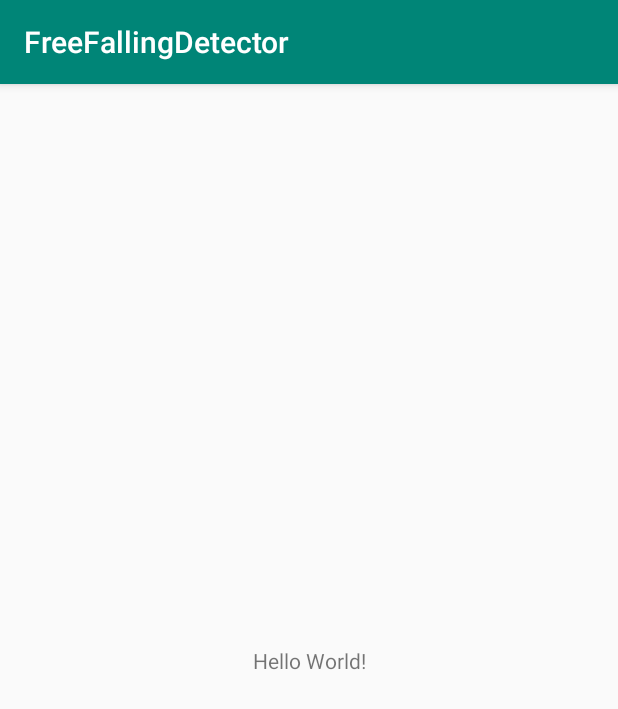
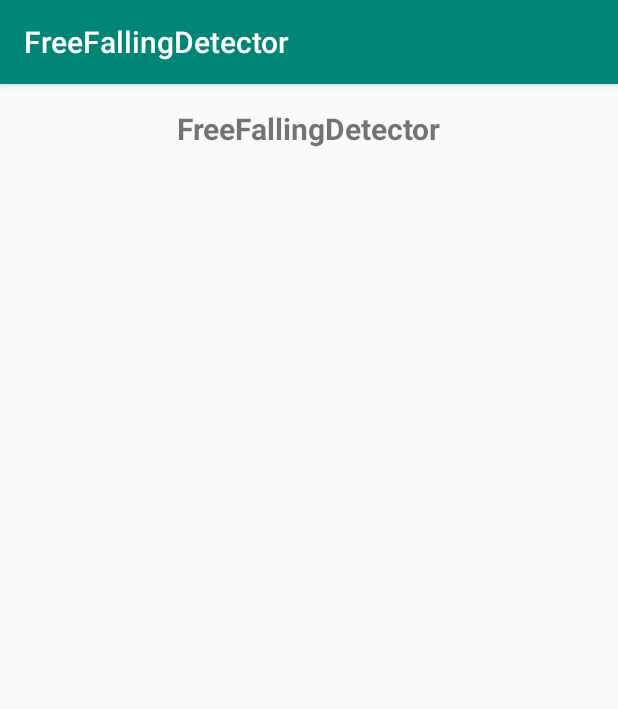
Before and after one commit to hoanle/FreeFallingDetector, an Android app: the screen it shows after launch (MainActivity), on a phone screen of 412 x 824 dp. Shown: the top 709 px of the screen. Run offline under Robolectric (Android 15) with nearby library versions, the phone set to English and light mode, and no system bars; our stand-ins replace Room's generated code.

```diff
--- a/app/build.gradle
+++ b/app/build.gradle
@@ -24,7 +24,7 @@ android {
 
 dependencies {
     implementation fileTree(dir: 'libs', include: ['*.jar'])
-    implementation"org.jetbrains.kotlin:kotlin-stdlib-jdk7:$kotlin_version"
+    implementation "org.jetbrains.kotlin:kotlin-stdlib-jdk7:$kotlin_version"
     implementation 'androidx.appcompat:appcompat:1.1.0'
     implementation "androidx.appcompat:appcompat-resources:1.1.0"
     implementation 'androidx.core:core-ktx:1.2.0'
@@ -32,5 +32,6 @@ dependencies {
     testImplementation 'junit:junit:4.12'
     androidTestImplementation 'androidx.test.ext:junit:1.1.0'
     androidTestImplementation 'androidx.test.espresso:espresso-core:3.1.1'
-    implementation project(":freefallingdetectorlibrary")
+    implementation 'com.github.hoanle:FreeFallingDetector:0.2'
+    implementation "org.jetbrains.kotlinx:kotlinx-coroutines-core:1.3.4"
 }
--- a/app/src/main/java/com/whoisyari/freefallingdetector/MainActivity.kt
+++ b/app/src/main/java/com/whoisyari/freefallingdetector/MainActivity.kt
@@ -3,14 +3,24 @@ package com.whoisyari.freefallingdetector
 import android.os.Bundle
 import android.util.Log
 import androidx.appcompat.app.AppCompatActivity
+import androidx.viewpager.widget.ViewPager
+import com.whoisyari.freefallingdetectorlibrary.data.model.SensorData
 
 
 class MainActivity : AppCompatActivity() {
 
+    val viewPager: ViewPager by lazy { findViewById<ViewPager>(R.id.vpFalls) }
+    val adapter: FallDetailAdapter by lazy { FallDetailAdapter() }
+
     override fun onCreate(savedInstanceState: Bundle?) {
         super.onCreate(savedInstanceState)
         setContentView(R.layout.activity_main)
+        setUpTheSdk()
 
+        viewPager.adapter = adapter
+    }
+
+    private fun setUpTheSdk() {
         Log.d(FreeFallingSdk.TAG, "activity onCreate ${android.os.Process.myPid()}")
         val options = FreeFallingOptions(true)
 
@@ -29,6 +39,23 @@ class MainActivity : AppCompatActivity() {
         })
     }
 
+    private fun displayTheData() {
+        val repository = FreeFallingSdk.getInstance().getFreeFallRepository(this)
+        val fallIds = repository.getFallIds()
+
+        val allFalls = arrayListOf<List<SensorData>>()
+        for (fallId in fallIds) {
+            allFalls.add(repository.getFallTrailById(fallId))
+        }
+        adapter.setList(allFalls)
+    }
+
+    override fun onResume() {
+        super.onResume()
+        displayTheData()
+    }
+
+
     override fun onStop() {
         super.onStop()
         Log.d(FreeFallingSdk.TAG, "activity onStop ${android.os.Process.myPid()}")
--- a/app/src/main/res/layout/activity_main.xml
+++ b/app/src/main/res/layout/activity_main.xml
@@ -7,12 +7,25 @@
     tools:context=".MainActivity">
 
     <TextView
+        android:id="@+id/title"
         android:layout_width="wrap_content"
         android:layout_height="wrap_content"
-        android:text="Hello World!"
-        app:layout_constraintBottom_toBottomOf="parent"
+        android:layout_marginTop="@dimen/defaul_value"
+        android:text="@string/app_name"
+        android:textSize="20sp"
+        android:textStyle="bold"
         app:layout_constraintLeft_toLeftOf="parent"
         app:layout_constraintRight_toRightOf="parent"
         app:layout_constraintTop_toTopOf="parent" />
 
+    <androidx.viewpager.widget.ViewPager
+        android:id="@+id/vpFalls"
+        android:layout_width="match_parent"
+        android:layout_height="wrap_content"
+        android:layout_marginTop="@dimen/defaul_value"
+        app:layout_constraintBottom_toBottomOf="parent"
+        app:layout_constraintLeft_toLeftOf="parent"
+        app:layout_constraintRight_toRightOf="parent"
+        app:layout_constraintTop_toBottomOf="@+id/title" />
+
 </androidx.constraintlayout.widget.ConstraintLayout>
--- /dev/null
+++ b/app/src/main/res/values/dimens.xml
@@ -0,0 +1,6 @@
+<resources>
+    <!-- Default screen margins, per the Android Design guidelines. -->
+    <dimen name="activity_horizontal_margin">16dp</dimen>
+    <dimen name="activity_vertical_margin">16dp</dimen>
+    <dimen name="defaul_value">16dp</dimen>
+</resources>
--- a/build.gradle
+++ b/build.gradle
@@ -1,6 +1,6 @@
 // Top-level build file where you can add configuration options common to all sub-projects/modules.
 buildscript {
-    ext.kotlin_version = '1.3.61'
+    ext.kotlin_version = '1.3.70'
     repositories {
         google()
         jcenter()
@@ -20,6 +20,7 @@ allprojects {
         google()
         jcenter()
         maven { url 'https://maven.google.com' }
+        maven { url 'https://jitpack.io' }
     }
 }
 
```
Also changed, not shown: app/src/main/java/com/whoisyari/freefallingdetector/FallDetailAdapter.kt (added, +68 -0 lines), app/src/main/java/com/whoisyari/freefallingdetector/FallingObject.kt (added, +23 -0 lines), app/src/main/res/layout/fall_item.xml (added, +126 -0 lines), app/src/main/res/values/strings.xml (+7 -0 lines).
